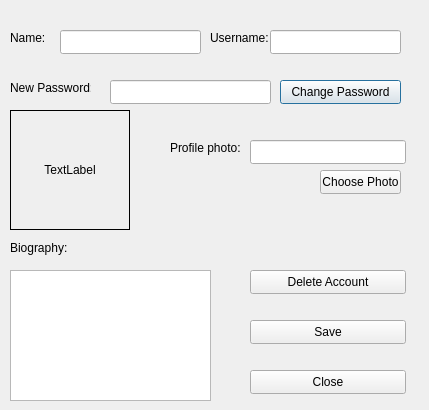
Above: accountsettingsdialog.ui from Kiana-hash/MusicAppQt before the change. Below: the same form after it.
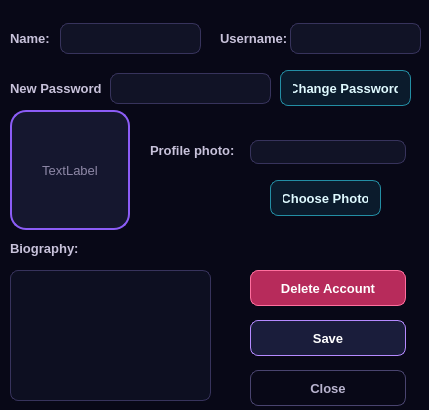
That is the form after the change.

Commit message: made the ui stylish with stylesheets and added resource file for  background images inside app

The edit to the form file:
```diff
--- a/accountsettingsdialog.ui
+++ b/accountsettingsdialog.ui
@@ -13,23 +13,386 @@
   <property name="windowTitle">
    <string>Dialog</string>
   </property>
+  <property name="styleSheet">
+   <string notr="true">/* =========================================
+   SHARED DARK SYNTHWAVE FOUNDATION
+   ========================================= */
+
+QWidget {
+    color: #F7F5FF;
+    font-family: &quot;Segoe UI&quot;;
+    font-size: 10pt;
+}
+
+QDialog,
+QMainWindow {
+    background-color: #080817;
+}
+
+/* ---------- Labels ---------- */
+
+QLabel {
+    color: #F7F5FF;
+    background-color: transparent;
+}
+
+/* ---------- Text inputs ---------- */
+
+QLineEdit,
+QTextEdit,
+QSpinBox,
+QComboBox {
+    color: #F7F5FF;
+    background-color: rgba(17, 19, 39, 235);
+
+    border: 1px solid #37335C;
+    border-radius: 8px;
+
+    padding: 6px 9px;
+
+    selection-background-color: #8B5CF6;
+    selection-color: white;
+}
+
+QLineEdit:hover,
+QTextEdit:hover,
+QSpinBox:hover,
+QComboBox:hover {
+    border-color: #625A92;
+}
+
+QLineEdit:focus,
+QTextEdit:focus,
+QSpinBox:focus,
+QComboBox:focus {
+    background-color: #151831;
+    border: 1px solid #27D7F2;
+}
+
+QLineEdit:disabled,
+QTextEdit:disabled,
+QSpinBox:disabled,
+QComboBox:disabled {
+    color: #686581;
+    background-color: #0E1022;
+    border-color: #25233D;
+}
+
+/* ---------- Combo box ---------- */
+
+QComboBox::drop-down {
+    width: 25px;
+    border: none;
+}
+
+QComboBox QAbstractItemView {
+    color: #F7F5FF;
+    background-color: #14162D;
+
+    border: 1px solid #534B82;
+    border-radius: 7px;
+
+    padding: 4px;
+    outline: none;
+
+    selection-color: white;
+    selection-background-color: #734BD1;
+}
+
+/* ---------- Buttons ---------- */
+
+QPushButton {
+    min-height: 30px;
+
+    color: #F7F5FF;
+    background-color: #1A1D3B;
+
+    border: 1px solid #49446F;
+    border-radius: 8px;
+
+    padding: 2px 12px;
+
+    font-weight: 600;
+}
+
+QPushButton:hover {
+    background-color: #27264D;
+    border-color: #9B7CFF;
+}
+
+QPushButton:pressed {
+    background-color: #342A68;
+    border-color: #F15BB5;
+}
+
+QPushButton:focus {
+    border-color: #27D7F2;
+}
+
+QPushButton:disabled {
+    color: #686581;
+    background-color: #101225;
+    border-color: #282640;
+}
+
+/* ---------- Lists ---------- */
+
+QListWidget {
+    color: #F7F5FF;
+    background-color: rgba(14, 16, 35, 238);
+
+    border: 1px solid #302D52;
+    border-radius: 12px;
+
+    padding: 5px;
+    outline: none;
+}
+
+QListWidget::item {
+    min-height: 34px;
+
+    margin: 2px;
+    padding: 6px 9px;
+
+    border-radius: 8px;
+}
+
+QListWidget::item:hover {
+    background-color: rgba(93, 68, 157, 125);
+}
+
+QListWidget::item:selected {
+    color: white;
+    background-color: #6842C2;
+}
+
+/* ---------- Scrollbars ---------- */
+
+QScrollBar:vertical {
+    width: 10px;
+
+    background-color: transparent;
+
+    margin: 5px 2px 5px 0;
+}
+
+QScrollBar::handle:vertical {
+    min-height: 30px;
+
+    background-color: #4C4477;
+    border-radius: 5px;
+}
+
+QScrollBar::handle:vertical:hover {
+    background-color: #8B5CF6;
+}
+
+QScrollBar::add-line:vertical,
+QScrollBar::sub-line:vertical,
+QScrollBar::add-page:vertical,
+QScrollBar::sub-page:vertical {
+    height: 0;
+    background-color: transparent;
+}
+
+/* ---------- Radio buttons ---------- */
+
+QRadioButton {
+    color: #D8D4EC;
+    spacing: 7px;
+}
+
+QRadioButton::indicator {
+    width: 15px;
+    height: 15px;
+
+    background-color: #111327;
+
+    border: 1px solid #625A92;
+    border-radius: 8px;
+}
+
+QRadioButton::indicator:hover {
+    border-color: #27D7F2;
+}
+
+QRadioButton::indicator:checked {
+    background-color: #F15BB5;
+    border: 4px solid #211B43;
+}
+
+/* ---------- Sliders ---------- */
+
+QSlider::groove:horizontal {
+    height: 6px;
+
+    background-color: #292642;
+    border-radius: 3px;
+}
+
+QSlider::sub-page:horizontal {
+    background: qlineargradient(
+        x1: 0,
+        y1: 0,
+        x2: 1,
+        y2: 0,
+        stop: 0 #27D7F2,
+        stop: 0.52 #8B5CF6,
+        stop: 1 #F15BB5
+    );
+
+    border-radius: 3px;
+}
+
+QSlider::add-page:horizontal {
+    background-color: #292642;
+    border-radius: 3px;
+}
+
+QSlider::handle:horizontal {
+    width: 15px;
+
+    margin: -5px 0;
+
+    background-color: #F7F5FF;
+
+    border: 2px solid #A66CFF;
+    border-radius: 8px;
+}
+
+QSlider::handle:horizontal:hover {
+    background-color: #27D7F2;
+    border-color: white;
+}
+
+/* ---------- Tooltips ---------- */
+
+QToolTip {
+    color: white;
+    background-color: #171A35;
+
+    border: 1px solid #8B5CF6;
+    border-radius: 5px;
+
+    padding: 5px;
+}
+
+/* ---------- Message boxes ---------- */
+
+QMessageBox {
+    background-color: #0D0F20;
+}
+
+QMessageBox QLabel {
+    min-width: 260px;
+    color: #F7F5FF;
+}
+
+QMessageBox QPushButton {
+    min-width: 84px;
+}
+
+/* ACCOUNT SETTINGS */
+
+QDialog#AccountSettingsDialog {
+    background: qlineargradient(
+        x1: 0,
+        y1: 0,
+        x2: 1,
+        y2: 1,
+        stop: 0 #080817,
+        stop: 0.56 #11142D,
+        stop: 1 #251640
+    );
+}
+
+QLabel#profilePhotoLabel {
+    color: #8D87A6;
+    background-color: #15172F;
+
+    border: 2px solid #8B5CF6;
+    border-radius: 16px;
+}
+
+QLabel#label_2,
+QLabel#label_3,
+QLabel#label_4,
+QLabel#label_5,
+QLabel#label_6 {
+    color: #C8C2DB;
+    font-weight: 600;
+}
+
+QTextEdit#biographyTextEdit {
+    background-color: rgba(13, 15, 34, 235);
+}
+
+QPushButton#saveProfileButton {
+    color: white;
+
+    background: qlineargradient(
+        x1: 0,
+        y1: 0,
+        x2: 1,
+        y2: 0,
+        stop: 0 #6941C6,
+        stop: 0.55 #8B5CF6,
+        stop: 1 #D946A5
+    );
+
+    border-color: #B58AFF;
+}
+
+QPushButton#saveProfileButton:hover {
+    border-color: #27D7F2;
+}
+
+QPushButton#choosePhotoButton,
+QPushButton#changePasswordButton {
+    color: #DFFAFF;
+    background-color: rgba(39, 215, 242, 24);
+    border-color: #238EA4;
+}
+
+QPushButton#choosePhotoButton:hover,
+QPushButton#changePasswordButton:hover {
+    color: #07151A;
+    background-color: #27D7F2;
+}
+
+QPushButton#deleteAccountButton {
+    color: white;
+    background-color: #B72B5B;
+    border-color: #FF6F9E;
+}
+
+QPushButton#deleteAccountButton:hover {
+    background-color: #D33A6C;
+    border-color: #FFB3CC;
+}
+
+QPushButton#closeButton {
+    color: #B9B4CF;
+    background-color: transparent;
+}</string>
+  </property>
   <widget class="QLineEdit" name="fullNameLineEdit">
    <property name="geometry">
     <rect>
      <x>60</x>
-     <y>30</y>
+     <y>23</y>
      <width>141</width>
-     <height>24</height>
+     <height>31</height>
     </rect>
    </property>
   </widget>
   <widget class="QLineEdit" name="usernameLineEdit">
    <property name="geometry">
     <rect>
-     <x>270</x>
-     <y>30</y>
+     <x>290</x>
+     <y>23</y>
      <width>131</width>
-     <height>24</height>
+     <height>31</height>
     </rect>
    </property>
   </widget>
@@ -49,9 +412,9 @@
   <widget class="QLabel" name="label_3">
    <property name="geometry">
     <rect>
-     <x>210</x>
+     <x>220</x>
      <y>30</y>
-     <width>61</width>
+     <width>71</width>
      <height>16</height>
     </rect>
    </property>
@@ -64,7 +427,7 @@
     <rect>
      <x>10</x>
      <y>80</y>
-     <width>81</width>
+     <width>91</width>
      <height>16</height>
     </rect>
    </property>
@@ -76,9 +439,9 @@
    <property name="geometry">
     <rect>
      <x>110</x>
-     <y>80</y>
+     <y>73</y>
      <width>161</width>
-     <height>24</height>
+     <height>31</height>
     </rect>
    </property>
    <property name="echoMode">
@@ -89,9 +452,9 @@
    <property name="geometry">
     <rect>
      <x>280</x>
-     <y>80</y>
-     <width>121</width>
-     <height>24</height>
+     <y>70</y>
+     <width>131</width>
+     <height>36</height>
     </rect>
    </property>
    <property name="text">
@@ -117,10 +480,10 @@
   <widget class="QPushButton" name="choosePhotoButton">
    <property name="geometry">
     <rect>
-     <x>320</x>
-     <y>170</y>
-     <width>81</width>
-     <height>24</height>
+     <x>270</x>
+     <y>180</y>
+     <width>111</width>
+     <height>36</height>
     </rect>
    </property>
    <property name="text">
@@ -133,7 +496,7 @@
      <x>250</x>
      <y>270</y>
      <width>156</width>
-     <height>24</height>
+     <height>36</height>
     </rect>
    </property>
    <property name="text">
@@ -146,7 +509,7 @@
      <x>250</x>
      <y>370</y>
      <width>156</width>
-     <height>24</height>
+     <height>36</height>
     </rect>
    </property>
    <property name="text">
@@ -158,7 +521,7 @@
     <rect>
      <x>10</x>
      <y>240</y>
-     <width>57</width>
+     <width>101</width>
      <height>16</height>
     </rect>
    </property>
@@ -169,10 +532,10 @@
   <widget class="QLabel" name="label_6">
    <property name="geometry">
     <rect>
-     <x>170</x>
+     <x>150</x>
      <y>140</y>
-     <width>71</width>
-     <height>16</height>
+     <width>91</width>
+     <height>20</height>
     </rect>
    </property>
    <property name="text">
@@ -195,7 +558,7 @@
      <x>250</x>
      <y>320</y>
      <width>156</width>
-     <height>24</height>
+     <height>36</height>
     </rect>
    </property>
    <property name="text">
```
Left out of the diff: 3 changed lines with no effect on the pictures. The commit also changes 25 other files.
